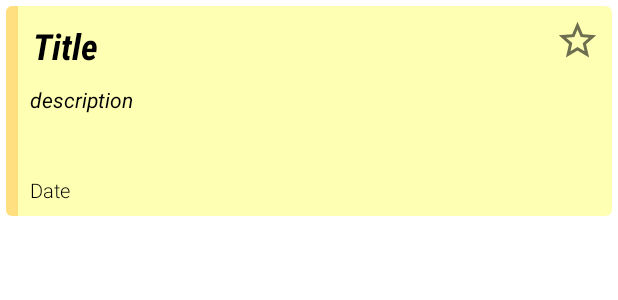
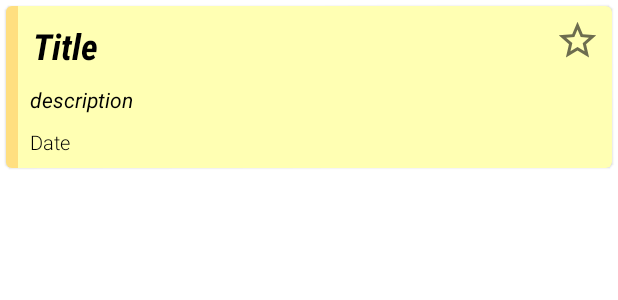
Before and after one commit to whilson03/Notes, an Android app: the layout item_note_grid.xml on its own in the app's theme, with its tools: preview values and no code run, on a phone screen of 412 x 824 dp. Shown: the top 300 px of the screen. Run offline under Robolectric (Android 15) with nearby library versions, the phone set to English and light mode, and no system bars.

Commit message:
ui fixes

```diff
--- a/app/src/main/res/layout/edit_add_label.xml
+++ b/app/src/main/res/layout/edit_add_label.xml
@@ -40,6 +40,8 @@
 
                 <com.google.android.material.textfield.TextInputEditText
                     android:id="@+id/label_edit_text"
+                    android:singleLine="true"
+                    android:maxLength="12"
                     android:layout_width="match_parent"
                     android:layout_height="wrap_content"
                     android:hint="@string/label_name" />
--- a/app/src/main/res/layout/item_note.xml
+++ b/app/src/main/res/layout/item_note.xml
@@ -59,6 +59,7 @@
                 tools:text="@string/title" />
 
             <TextView
+                android:ellipsize="end"
                 android:transitionName="bodyView"
                 android:layout_width="0dp"
                 android:id="@+id/text_view_description"
--- a/app/src/main/res/layout/item_note_grid.xml
+++ b/app/src/main/res/layout/item_note_grid.xml
@@ -40,6 +40,7 @@
                 app:layout_constraintTop_toTopOf="parent" />
 
             <TextView
+                android:ellipsize="end"
                 android:transitionName="bodyView"
                 android:id="@+id/text_view_description"
                 android:layout_width="0dp"
@@ -47,7 +48,7 @@
                 android:layout_marginTop="8dp"
                 android:layout_marginBottom="8dp"
                 android:maxLines="8"
-                android:minLines="3"
+
                 android:paddingBottom="1dp"
                 android:text="@{note.body}"
                 android:textSize="14sp"
@@ -67,8 +68,7 @@
                 android:layout_marginEnd="8dp"
                 android:ellipsize="end"
                 android:fontFamily="sans-serif-condensed-medium"
-                android:maxLength="25"
-                android:maxLines="3"
+                android:maxLines="2"
                 android:padding="2dp"
                 android:text="@{note.title}"
                 android:textAppearance="@style/TextAppearance.AppCompat.Large"
```
